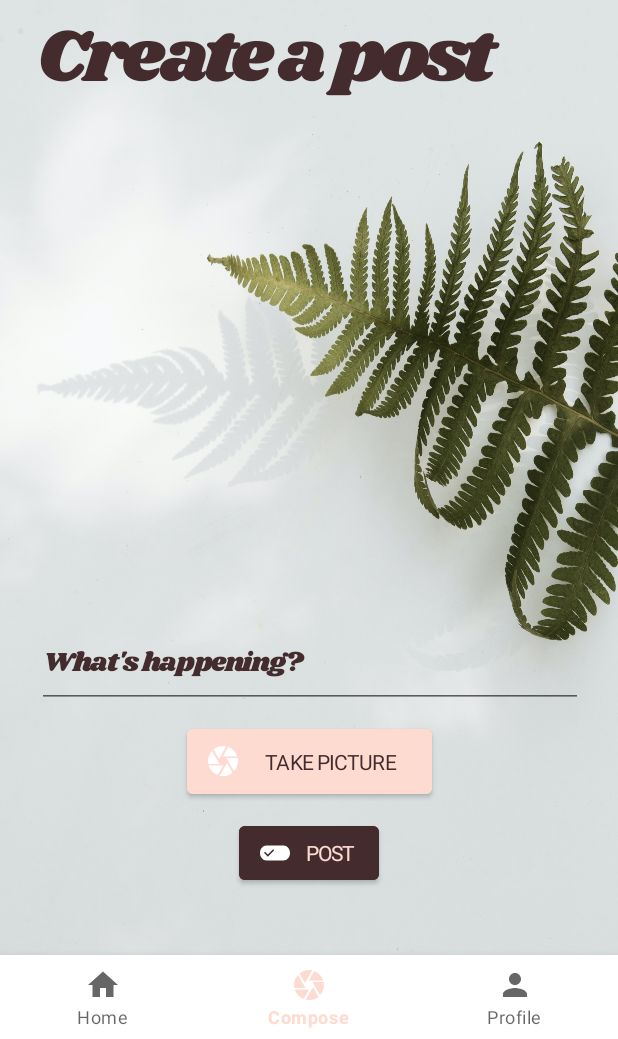
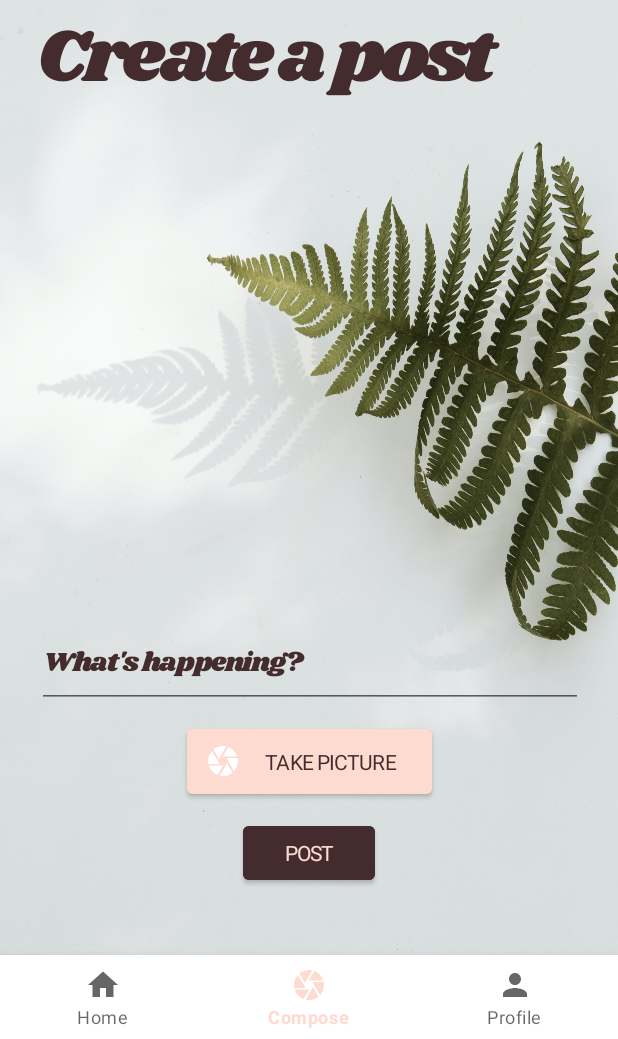
Before and after one commit to DariusGarcia/Instapic, an Android app: the HomeFragment screen opened directly, with no data from a screen before it, item 2 of the bottom bar chosen, on a phone screen of 412 x 824 dp, the part 197-1236 px from its top. Run offline under Robolectric (Android 15) with nearby library versions, the phone set to English and light mode, and no system bars; libraries missing offline, so code that uses them is left out: com.parse; pictures from the network do not load; Roboto replaces fonts that are not available here; 4 statements that could not run were skipped.

Commit message:
Home Fragment complete.

```diff
--- a/app/src/main/java/com/example/instapic/PostAdapter.kt
+++ b/app/src/main/java/com/example/instapic/PostAdapter.kt
@@ -1,5 +1,7 @@
 package com.example.instapic
 
+import android.content.Context
+import android.view.LayoutInflater
 import android.view.View
 import android.view.ViewGroup
 import android.widget.ImageView
@@ -7,17 +9,22 @@ import android.widget.TextView
 import androidx.recyclerview.widget.RecyclerView
 import com.bumptech.glide.Glide
 
-class PostAdapter : RecyclerView.Adapter<PostAdapter.ViewHolder>() {
+class PostAdapter(val context: Context, val posts: List<Post>)
+    : RecyclerView.Adapter<PostAdapter.ViewHolder>() {
+
     override fun onCreateViewHolder(parent: ViewGroup, viewType: Int): PostAdapter.ViewHolder {
-        TODO("Not yet implemented")
+        // Specify the layout file to use for this item.
+        val view = LayoutInflater.from(context).inflate(R.layout.item_post, parent, false)
+        return ViewHolder(view)
     }
 
     override fun onBindViewHolder(holder: PostAdapter.ViewHolder, position: Int) {
-        TODO("Not yet implemented")
+        val post = posts.get(position)
+        holder.bind(post) //call bind method to display relative information we want.
     }
 
     override fun getItemCount(): Int {
-        TODO("Not yet implemented")
+        return posts.size
     }
     // class involved in laying out individual items in the layout file.
     // takes in View
--- a/app/src/main/java/com/example/instapic/fragments/HomeFragment.kt
+++ b/app/src/main/java/com/example/instapic/fragments/HomeFragment.kt
@@ -6,10 +6,12 @@ import androidx.fragment.app.Fragment
 import android.view.LayoutInflater
 import android.view.View
 import android.view.ViewGroup
+import androidx.recyclerview.widget.LinearLayoutManager
 import androidx.recyclerview.widget.RecyclerView
 import com.example.instapic.LoginActivity.Companion.TAG
 import com.example.instapic.MainActivity
 import com.example.instapic.Post
+import com.example.instapic.PostAdapter
 import com.example.instapic.R
 import com.parse.FindCallback
 import com.parse.ParseException
@@ -18,6 +20,10 @@ import com.parse.ParseQuery
 class HomeFragment : Fragment() {
 
     lateinit var postsRecyclerView: RecyclerView
+
+    lateinit var adapter: PostAdapter
+
+    var allPosts : MutableList<Post> = mutableListOf()
 
     override fun onCreateView(
         inflater: LayoutInflater, container: ViewGroup?,
@@ -29,7 +35,7 @@ class HomeFragment : Fragment() {
 
     override fun onViewCreated(view: View, savedInstanceState: Bundle?) {
         super.onViewCreated(view, savedInstanceState)
-        // THis is where we set uo our views and click listeners.
+        // This is where we set uo our views and click listeners.
 
         postsRecyclerView = view.findViewById(R.id.postRecyclerView)
 
@@ -38,7 +44,11 @@ class HomeFragment : Fragment() {
         // 2. Create data source for each row (this is the Post class)
         // 3. Create adapter that will bridge data and row layout
         // 4. Set adapter on RecyclerView
+        adapter = PostAdapter(requireContext(), allPosts)
+        postsRecyclerView.adapter = adapter
+
         // 5. Set layout manager on RecyclerVIew
+        postsRecyclerView.layoutManager = LinearLayoutManager(requireContext()) // can use requireContext as context because its a fragment and not an activity.
 
         queryPosts()
     }
@@ -51,6 +61,8 @@ class HomeFragment : Fragment() {
         val query: ParseQuery<Post> = ParseQuery.getQuery(Post::class.java)
         // Find all Post objects and return it to us.
         query.include(Post.KEY_USER)
+        // Return posts in descending order: ie newer posts will appear first.
+        query.addDescendingOrder("createdAt")
         query.findInBackground(object : FindCallback<Post> {
             override fun done(posts: MutableList<Post>?, e: ParseException?) {
                 if (e != null) {
@@ -63,6 +75,9 @@ class HomeFragment : Fragment() {
                                     post.getUser()?.username
                             )
                         }
+
+                        allPosts.addAll(posts)
+                        adapter.notifyDataSetChanged()
                     }
                 }
             }
--- a/app/src/main/res/layout/activity_main.xml
+++ b/app/src/main/res/layout/activity_main.xml
@@ -21,8 +21,6 @@
         android:layout_width="match_parent"
         android:layout_height="wrap_content"
         app:layout_constraintBottom_toBottomOf="parent"
-        app:layout_constraintEnd_toEndOf="parent"
-        app:layout_constraintStart_toStartOf="parent"
         app:layout_constraintTop_toBottomOf="@+id/flContainer"
         app:menu="@menu/menu_bottom_navigation" />
 
--- a/app/src/main/res/layout/fragment_compose.xml
+++ b/app/src/main/res/layout/fragment_compose.xml
@@ -1,11 +1,10 @@
 <?xml version="1.0" encoding="utf-8"?>
 <androidx.constraintlayout.widget.ConstraintLayout xmlns:android="http://schemas.android.com/apk/res/android"
+    xmlns:app="http://schemas.android.com/apk/res-auto"
     xmlns:tools="http://schemas.android.com/tools"
     android:layout_width="match_parent"
-    xmlns:app="http://schemas.android.com/apk/res-auto"
     android:layout_height="match_parent"
     tools:context=".fragments.ComposeFragment">
-
 
     <ImageView
         android:id="@+id/logo"
@@ -68,8 +67,6 @@
         android:id="@+id/btnPost"
         android:layout_width="wrap_content"
         android:layout_height="wrap_content"
-        style="@style/Widget.MaterialComponents.Button.Icon"
-        app:icon="@drawable/ic_baseline_edit_attributes_24"
         android:backgroundTint="@color/acai"
         android:bottomLeftRadius="10dp"
         android:bottomRightRadius="10dp"
--- a/app/src/main/res/values/strings.xml
+++ b/app/src/main/res/values/strings.xml
@@ -5,6 +5,5 @@
 
     <string name="back4app_app_id">nk0duh5RXzZmPS3mPxBrHKSQNj3J7EkqwwTbZY0G</string>
     <string name="back4app_client_key">XMwMwRXt2VZEES3x2uelTUmrdYEDW37n9iDbDVmy</string>
-    <!-- TODO: Remove or change this placeholder text -->
     <string name="hello_blank_fragment">Hello blank fragment</string>
 </resources>
```
